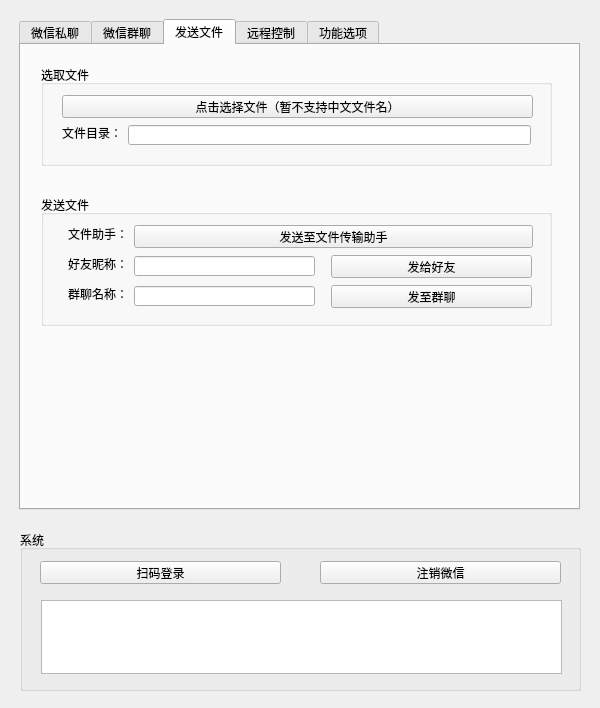
The window that MineUI.ui (PengJenas/MineWechat) describes before a commit, drawn with Qt 5.
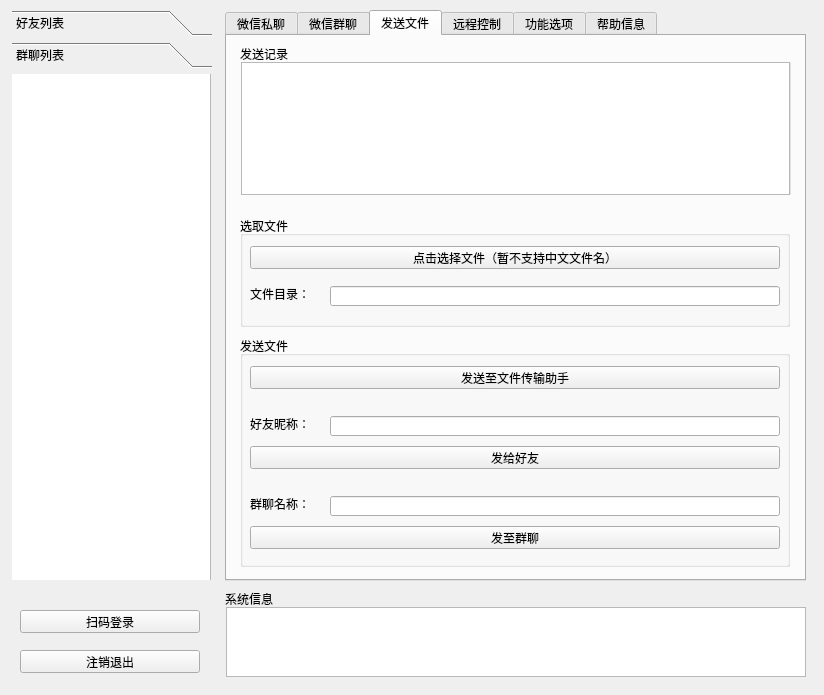
The same window after the commit. The open tabs and pages were chosen to show the change. Icons and pictures are not drawn.

Diff of the .ui file:
```diff
--- a/MineUI.ui
+++ b/MineUI.ui
@@ -9,8 +9,8 @@
    <rect>
     <x>0</x>
     <y>0</y>
-    <width>600</width>
-    <height>708</height>
+    <width>824</width>
+    <height>695</height>
    </rect>
   </property>
   <property name="windowTitle">
@@ -23,48 +23,22 @@
   <widget class="QGroupBox" name="groupBox_login">
    <property name="geometry">
     <rect>
-     <x>20</x>
-     <y>530</y>
-     <width>561</width>
-     <height>161</height>
+     <x>225</x>
+     <y>589</y>
+     <width>581</width>
+     <height>88</height>
     </rect>
    </property>
    <property name="title">
-    <string>系统</string>
+    <string>系统信息</string>
    </property>
-   <widget class="QPushButton" name="pushButton_logout">
-    <property name="geometry">
-     <rect>
-      <x>300</x>
-      <y>31</y>
-      <width>241</width>
-      <height>23</height>
-     </rect>
-    </property>
-    <property name="text">
-     <string>注销微信</string>
-    </property>
-   </widget>
-   <widget class="QPushButton" name="pushButton_login">
-    <property name="geometry">
-     <rect>
-      <x>20</x>
-      <y>31</y>
-      <width>241</width>
-      <height>23</height>
-     </rect>
-    </property>
-    <property name="text">
-     <string>扫码登录</string>
-    </property>
-   </widget>
    <widget class="QTextEdit" name="textEdit_output">
     <property name="geometry">
      <rect>
-      <x>21</x>
-      <y>70</y>
-      <width>521</width>
-      <height>74</height>
+      <x>1</x>
+      <y>18</y>
+      <width>580</width>
+      <height>70</height>
      </rect>
     </property>
    </widget>
@@ -72,10 +46,10 @@
   <widget class="QTabWidget" name="tabWidget">
    <property name="geometry">
     <rect>
-     <x>19</x>
-     <y>19</y>
-     <width>561</width>
-     <height>491</height>
+     <x>225</x>
+     <y>10</y>
+     <width>581</width>
+     <height>571</height>
     </rect>
    </property>
    <property name="currentIndex">
@@ -288,10 +262,10 @@
     <widget class="QGroupBox" name="groupBox_file_dir">
      <property name="geometry">
       <rect>
-       <x>20</x>
-       <y>20</y>
-       <width>511</width>
-       <height>101</height>
+       <x>13</x>
+       <y>180</y>
+       <width>550</width>
+       <height>111</height>
       </rect>
      </property>
      <property name="title">
@@ -300,9 +274,9 @@
      <widget class="QLineEdit" name="lineEdit_file_dir">
       <property name="geometry">
        <rect>
-        <x>87</x>
-        <y>60</y>
-        <width>403</width>
+        <x>90</x>
+        <y>70</y>
+        <width>450</width>
         <height>20</height>
        </rect>
       </property>
@@ -310,9 +284,9 @@
      <widget class="QLabel" name="label_file_dir">
       <property name="geometry">
        <rect>
-        <x>21</x>
-        <y>60</y>
-        <width>60</width>
+        <x>10</x>
+        <y>70</y>
+        <width>81</width>
         <height>16</height>
        </rect>
       </property>
@@ -323,9 +297,9 @@
      <widget class="QPushButton" name="pushButton_open_file">
       <property name="geometry">
        <rect>
-        <x>21</x>
+        <x>10</x>
         <y>30</y>
-        <width>471</width>
+        <width>530</width>
         <height>23</height>
        </rect>
       </property>
@@ -337,34 +311,21 @@
     <widget class="QGroupBox" name="groupBox_file_send">
      <property name="geometry">
       <rect>
-       <x>20</x>
-       <y>150</y>
-       <width>511</width>
-       <height>131</height>
+       <x>13</x>
+       <y>300</y>
+       <width>550</width>
+       <height>231</height>
       </rect>
      </property>
      <property name="title">
       <string>发送文件</string>
      </property>
-     <widget class="QLabel" name="label_file_helper">
-      <property name="geometry">
-       <rect>
-        <x>27</x>
-        <y>31</y>
-        <width>60</width>
-        <height>16</height>
-       </rect>
-      </property>
-      <property name="text">
-       <string>文件助手：</string>
-      </property>
-     </widget>
      <widget class="QLineEdit" name="lineEdit_file_chatroom">
       <property name="geometry">
        <rect>
-        <x>93</x>
-        <y>91</y>
-        <width>181</width>
+        <x>90</x>
+        <y>160</y>
+        <width>450</width>
         <height>20</height>
        </rect>
       </property>
@@ -372,9 +333,9 @@
      <widget class="QLabel" name="label_file_friend">
       <property name="geometry">
        <rect>
-        <x>27</x>
-        <y>61</y>
-        <width>60</width>
+        <x>10</x>
+        <y>80</y>
+        <width>71</width>
         <height>16</height>
        </rect>
       </property>
@@ -385,9 +346,9 @@
      <widget class="QLineEdit" name="lineEdit_file_friend">
       <property name="geometry">
        <rect>
-        <x>93</x>
-        <y>61</y>
-        <width>181</width>
+        <x>90</x>
+        <y>80</y>
+        <width>450</width>
         <height>20</height>
        </rect>
       </property>
@@ -395,9 +356,9 @@
      <widget class="QPushButton" name="pushButton_file_friend">
       <property name="geometry">
        <rect>
-        <x>290</x>
-        <y>60</y>
-        <width>201</width>
+        <x>10</x>
+        <y>110</y>
+        <width>530</width>
         <height>23</height>
        </rect>
       </property>
@@ -408,9 +369,9 @@
      <widget class="QLabel" name="label_file_chatroom">
       <property name="geometry">
        <rect>
-        <x>27</x>
-        <y>91</y>
-        <width>60</width>
+        <x>10</x>
+        <y>160</y>
+        <width>71</width>
         <height>16</height>
        </rect>
       </property>
@@ -421,9 +382,9 @@
      <widget class="QPushButton" name="pushButton_file_chatroom">
       <property name="geometry">
        <rect>
-        <x>290</x>
-        <y>90</y>
-        <width>201</width>
+        <x>10</x>
+        <y>190</y>
+        <width>530</width>
         <height>23</height>
        </rect>
       </property>
@@ -434,9 +395,9 @@
      <widget class="QPushButton" name="pushButton_file_helper">
       <property name="geometry">
        <rect>
-        <x>93</x>
+        <x>10</x>
         <y>30</y>
-        <width>399</width>
+        <width>530</width>
         <height>23</height>
        </rect>
       </property>
@@ -445,6 +406,29 @@
       </property>
      </widget>
     </widget>
+    <widget class="QGroupBox" name="groupBox_send_record">
+     <property name="geometry">
+      <rect>
+       <x>13</x>
+       <y>8</y>
+       <width>551</width>
+       <height>151</height>
+      </rect>
+     </property>
+     <property name="title">
+      <string>发送记录</string>
+     </property>
+     <widget class="QTextEdit" name="textEdit_send_record">
+      <property name="geometry">
+       <rect>
+        <x>1</x>
+        <y>18</y>
+        <width>549</width>
+        <height>133</height>
+       </rect>
+      </property>
+     </widget>
+    </widget>
    </widget>
    <widget class="QWidget" name="remote">
     <attribute name="title">
@@ -554,6 +538,119 @@
      </widget>
     </widget>
    </widget>
+   <widget class="QWidget" name="help">
+    <attribute name="title">
+     <string>帮助信息</string>
+    </attribute>
+    <widget class="QGroupBox" name="groupBox_help">
+     <property name="geometry">
+      <rect>
+       <x>13</x>
+       <y>8</y>
+       <width>550</width>
+       <height>520</height>
+      </rect>
+     </property>
+     <property name="title">
+      <string>帮助信息</string>
+     </property>
+     <widget class="QTextEdit" name="textEdit_help">
+      <property name="geometry">
+       <rect>
+        <x>1</x>
+        <y>18</y>
+        <width>549</width>
+        <height>502</height>
+       </rect>
+      </property>
+     </widget>
+    </widget>
+   </widget>
+  </widget>
+  <widget class="QToolBox" name="toolBox">
+   <property name="geometry">
+    <rect>
+     <x>12</x>
+     <y>10</y>
+     <width>200</width>
+     <height>570</height>
+    </rect>
+   </property>
+   <property name="currentIndex">
+    <number>1</number>
+   </property>
+   <widget class="QWidget" name="page_1">
+    <property name="geometry">
+     <rect>
+      <x>0</x>
+      <y>0</y>
+      <width>200</width>
+      <height>510</height>
+     </rect>
+    </property>
+    <attribute name="label">
+     <string>好友列表</string>
+    </attribute>
+    <widget class="QListView" name="listView_friend">
+     <property name="geometry">
+      <rect>
+       <x>-1</x>
+       <y>-1</y>
+       <width>200</width>
+       <height>511</height>
+      </rect>
+     </property>
+    </widget>
+   </widget>
+   <widget class="QWidget" name="page_2">
+    <property name="geometry">
+     <rect>
+      <x>0</x>
+      <y>0</y>
+      <width>200</width>
+      <height>510</height>
+     </rect>
+    </property>
+    <attribute name="label">
+     <string>群聊列表</string>
+    </attribute>
+    <widget class="QListView" name="listView_chatroom">
+     <property name="geometry">
+      <rect>
+       <x>-1</x>
+       <y>-1</y>
+       <width>200</width>
+       <height>511</height>
+      </rect>
+     </property>
+    </widget>
+   </widget>
+  </widget>
+  <widget class="QPushButton" name="pushButton_login">
+   <property name="geometry">
+    <rect>
+     <x>20</x>
+     <y>610</y>
+     <width>180</width>
+     <height>23</height>
+    </rect>
+   </property>
+   <property name="text">
+    <string>扫码登录</string>
+   </property>
+  </widget>
+  <widget class="QPushButton" name="pushButton_logout">
+   <property name="geometry">
+    <rect>
+     <x>20</x>
+     <y>650</y>
+     <width>180</width>
+     <height>23</height>
+    </rect>
+   </property>
+   <property name="text">
+    <string>注销退出</string>
+   </property>
   </widget>
  </widget>
  <resources>
```
Left out of the diff: 163 changed lines with no effect on the pictures.
